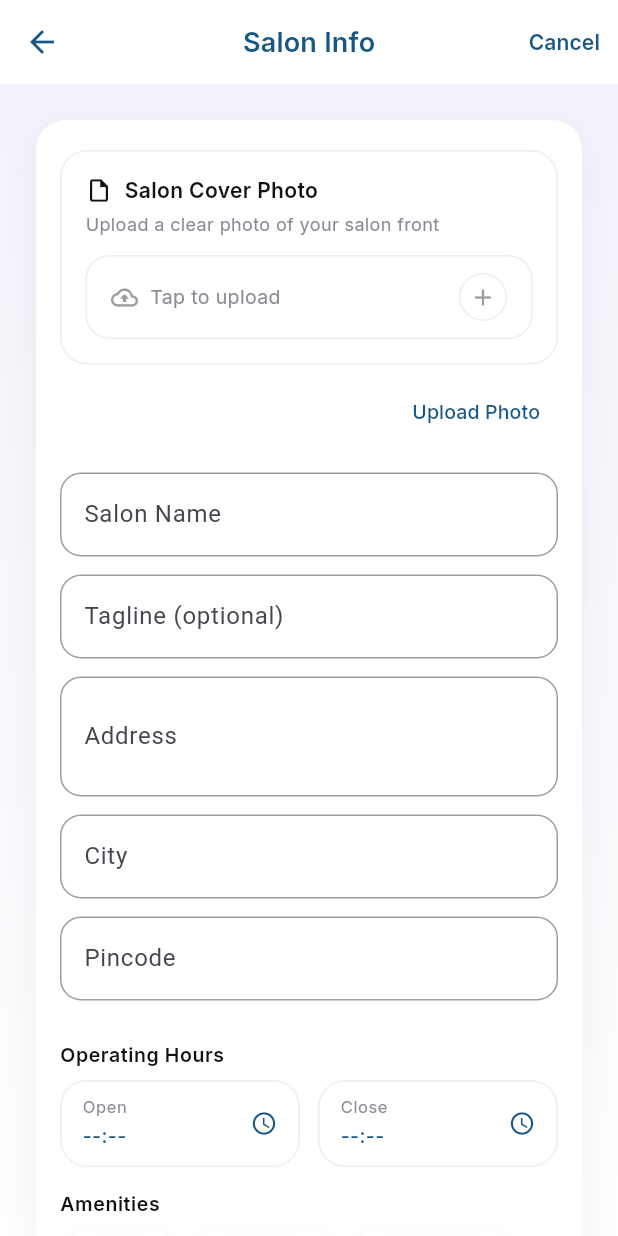
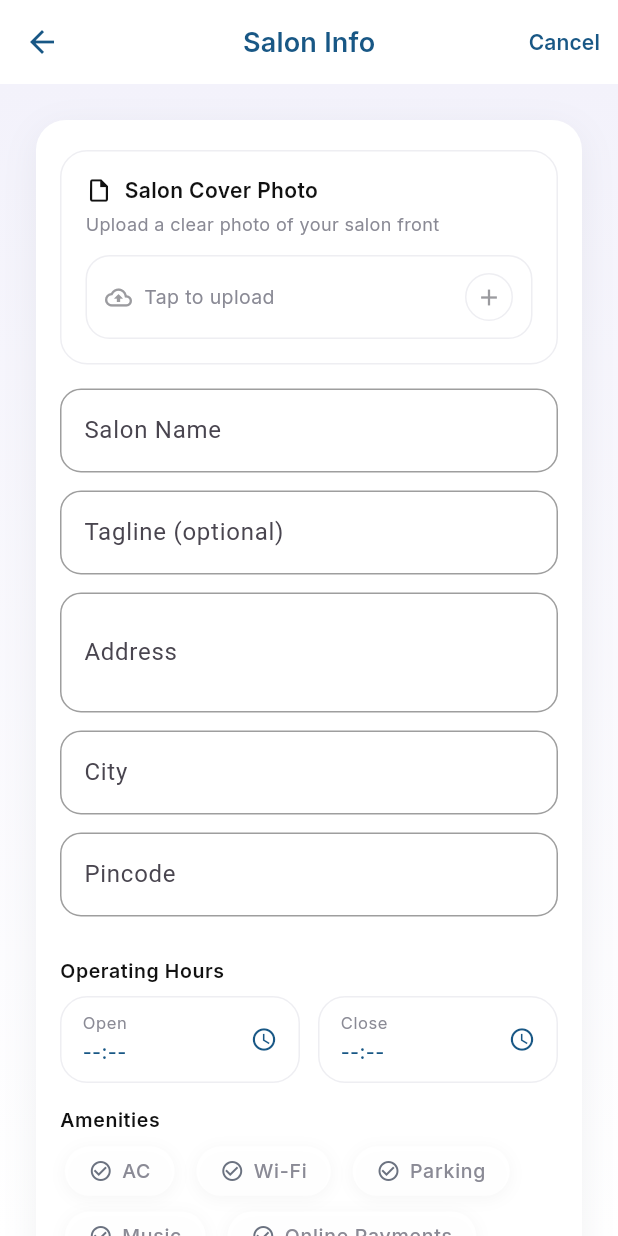
Before and after one commit to BharatNaai/bharatnaai-partner, a Flutter app: the SalonInfoScreen screen opened by its route, after a tap on "Edit", on a phone screen of 412 x 824 dp. Run offline on Flutter 3.47's test engine with Material 3 defaults, Android fonts, the phone set to English and light mode, and no system bars; our stand-ins replace app_links, carousel_slider, device_info_plus, geocoding, geolocator, google_fonts and 3 more; missing offline and left inert: audio_session; accounts and stored records are empty.

Commit message:
UX fixes

```diff
--- a/lib/core/constants/api_constants.dart
+++ b/lib/core/constants/api_constants.dart
@@ -11,6 +11,7 @@ class ApiConstants {
   static const String forgotPassword = '/forgot-password';
   static const String resetPassword = '/reset-password';
   static const String barberDetails = 'barbers/barbers-details';
+  static const String updateBarberProfile = '/barbers/update-barbers';
 
   // Third-party API keys (replace with your actual keys)
   static const String stripePublishableKey = 'pk_test_your_stripe_key_here';
--- a/lib/screens/profile/salon_info_screen.dart
+++ b/lib/screens/profile/salon_info_screen.dart
@@ -12,6 +12,7 @@ import '../../widgets/common_button.dart';
 import '../../widgets/common_text_field.dart';
 import '../../widgets/upload_card.dart';
 import '../../widgets/booking_widgets.dart';
+import '../../widgets/app_dialogs.dart';
 
 class SalonInfoScreen extends StatefulWidget {
   const SalonInfoScreen({super.key});
@@ -242,13 +243,17 @@ class _SalonInfoScreenState extends State<SalonInfoScreen> {
           title: 'Salon Cover Photo',
           subtitle: 'Upload a clear photo of your salon front',
           onTapPrimary: _isEditing ? _pickCoverPhoto : null,
-          primaryPreview: _coverPhoto != null
-              ? Image.file(
-                  File(_coverPhoto!.path),
-                  fit: BoxFit.cover,
+          primaryFileName: _coverPhoto?.name,
+          primaryPreview: _coverPhoto != null ? const SizedBox.shrink() : null,
+          onRemovePrimary: _isEditing ? () => setState(() => _coverPhoto = null) : null,
+          onViewPrimary: _coverPhoto != null
+              ? () => AppDialogs.showImagePreview(
+                    context: context,
+                    image: Image.file(File(_coverPhoto!.path)),
                   )
               : null,
         ),
+        if (!_isEditing) ...[
           const SizedBox(height: 8),
           Align(
             alignment: Alignment.centerRight,
@@ -264,6 +269,7 @@ class _SalonInfoScreenState extends State<SalonInfoScreen> {
               ),
             ),
           ),
+        ],
       ],
     );
   }
--- a/lib/widgets/upload_card.dart
+++ b/lib/widgets/upload_card.dart
@@ -11,6 +11,12 @@ class UploadCard extends StatelessWidget {
   final VoidCallback? onTapSecondary;
   final Widget? primaryPreview;
   final Widget? secondaryPreview;
+  final String? primaryFileName; // Added
+  final String? secondaryFileName; // Added
+  final VoidCallback? onRemovePrimary; // Added
+  final VoidCallback? onRemoveSecondary; // Added
+  final VoidCallback? onViewPrimary; // Added
+  final VoidCallback? onViewSecondary; // Added
   final bool isOptional;
 
   const UploadCard({
@@ -22,6 +28,12 @@ class UploadCard extends StatelessWidget {
     this.onTapSecondary,
     this.primaryPreview,
     this.secondaryPreview,
+    this.primaryFileName,
+    this.secondaryFileName,
+    this.onRemovePrimary,
+    this.onRemoveSecondary,
+    this.onViewPrimary,
+    this.onViewSecondary,
     this.isOptional = false,
   });
 
@@ -71,17 +83,37 @@ class UploadCard extends StatelessWidget {
           if (isDoubleSlot)
             Row(
               children: [
-                Expanded(child: _buildSlot(context, label: 'Front', onTap: onTapPrimary, preview: primaryPreview)),
+                Expanded(
+                  child: _buildSlot(
+                    context,
+                    label: primaryFileName ?? 'Front',
+                    onTap: onTapPrimary,
+                    preview: primaryPreview,
+                    onRemove: onRemovePrimary,
+                    onView: onViewPrimary,
+                  ),
+                ),
                 const SizedBox(width: 12),
-                Expanded(child: _buildSlot(context, label: 'Back', onTap: onTapSecondary, preview: secondaryPreview)),
+                Expanded(
+                  child: _buildSlot(
+                    context,
+                    label: secondaryFileName ?? 'Back',
+                    onTap: onTapSecondary,
+                    preview: secondaryPreview,
+                    onRemove: onRemoveSecondary,
+                    onView: onViewSecondary,
+                  ),
+                ),
               ],
             )
           else
             _buildSlot(
               context,
-              label: 'Tap to upload',
+              label: primaryFileName ?? 'Tap to upload',
               onTap: onTapPrimary,
               preview: primaryPreview,
+              onRemove: onRemovePrimary,
+              onView: onViewPrimary,
             ),
         ],
       ),
@@ -93,11 +125,13 @@ class UploadCard extends StatelessWidget {
     required String label,
     VoidCallback? onTap,
     Widget? preview,
+    VoidCallback? onRemove,
+    VoidCallback? onView,
   }) {
     final hasPreview = preview != null;
 
     return GestureDetector(
-      onTap: onTap,
+      onTap: hasPreview ? null : onTap, // If uploaded, tap doesn't trigger pick again directly on the slot
       child: Container(
         height: 56,
         decoration: BoxDecoration(
@@ -105,43 +139,73 @@ class UploadCard extends StatelessWidget {
           borderRadius: BorderRadius.circular(16),
           border: Border.all(color: AppColors.loginInputBorder),
         ),
-        padding: const EdgeInsets.symmetric(horizontal: 16),
+        padding: const EdgeInsets.symmetric(horizontal: 12),
         child: Row(
           mainAxisAlignment: MainAxisAlignment.spaceBetween,
           children: [
-            Row(
+            Expanded(
+              child: Row(
                 children: [
                   Icon(
                     hasPreview ? Icons.check_circle : Icons.cloud_upload_outlined,
                     size: 18,
-                  color: hasPreview
-                      ? AppColors.successColor
-                      : AppColors.loginInputPlaceholder,
+                    color: hasPreview ? AppColors.successColor : AppColors.loginInputPlaceholder,
                   ),
                   const SizedBox(width: 8),
-                Text(
+                  Expanded(
+                    child: Text(
                       label,
+                      maxLines: 1,
+                      overflow: TextOverflow.ellipsis,
                       style: GoogleFonts.inter(
                         fontSize: 13,
                         color: AppColors.loginSubtitleText,
+                        fontWeight: hasPreview ? FontWeight.w500 : FontWeight.normal,
+                      ),
+                    ),
+                  ),
+                  if (hasPreview && onRemove != null)
+                    GestureDetector(
+                      onTap: onRemove,
+                      child: const Padding(
+                        padding: EdgeInsets.symmetric(horizontal: 4.0),
+                        child: Icon(
+                          Icons.close,
+                          size: 16,
+                          color: Colors.redAccent,
+                        ),
                       ),
                     ),
                 ],
               ),
+            ),
+            if (hasPreview)
+              TextButton(
+                onPressed: onView,
+                style: TextButton.styleFrom(
+                  padding: const EdgeInsets.symmetric(horizontal: 12, vertical: 4),
+                  minimumSize: Size.zero,
+                  tapTargetSize: MaterialTapTargetSize.shrinkWrap,
+                ),
+                child: Text(
+                  'View',
+                  style: GoogleFonts.inter(
+                    fontSize: 12,
+                    fontWeight: FontWeight.w600,
+                    color: AppColors.primaryColor,
+                  ),
+                ),
+              )
+            else
               Container(
                 width: 32,
                 height: 32,
                 decoration: BoxDecoration(
                   borderRadius: BorderRadius.circular(16),
                   border: Border.all(color: AppColors.loginInputBorder),
-                color: hasPreview ? AppColors.veryLightBlue : Colors.white,
+                  color: Colors.white,
                 ),
-              child: hasPreview
-                  ? ClipRRect(
-                      borderRadius: BorderRadius.circular(16),
-                      child: preview,
-                    )
-                  : const Icon(
+                child: const Icon(
                   Icons.add,
                   size: 18,
                   color: AppColors.loginInputPlaceholder,
```
Also changed, not shown: lib/widgets/app_dialogs.dart (+51 -0 lines). Lines whose indentation alone changed are shown as unchanged.
